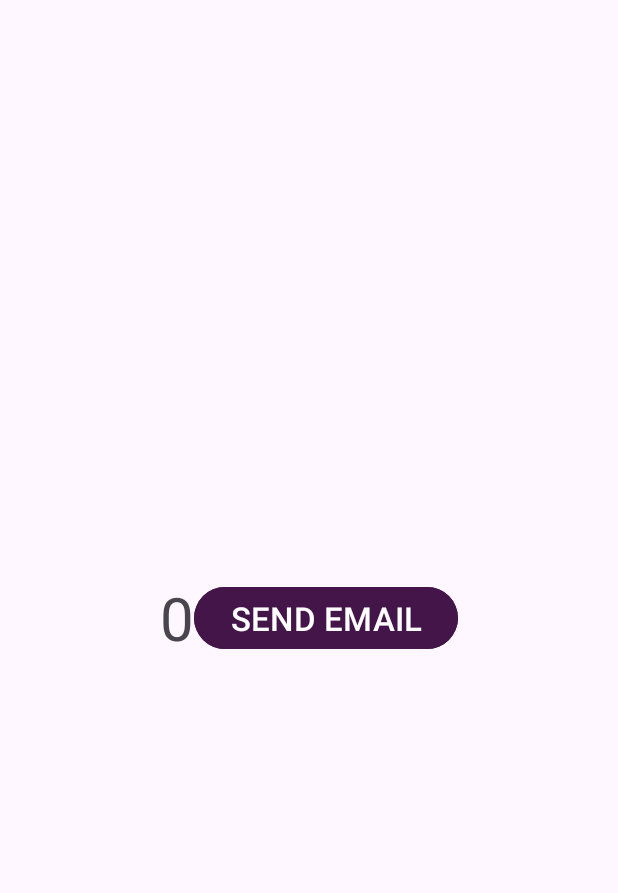
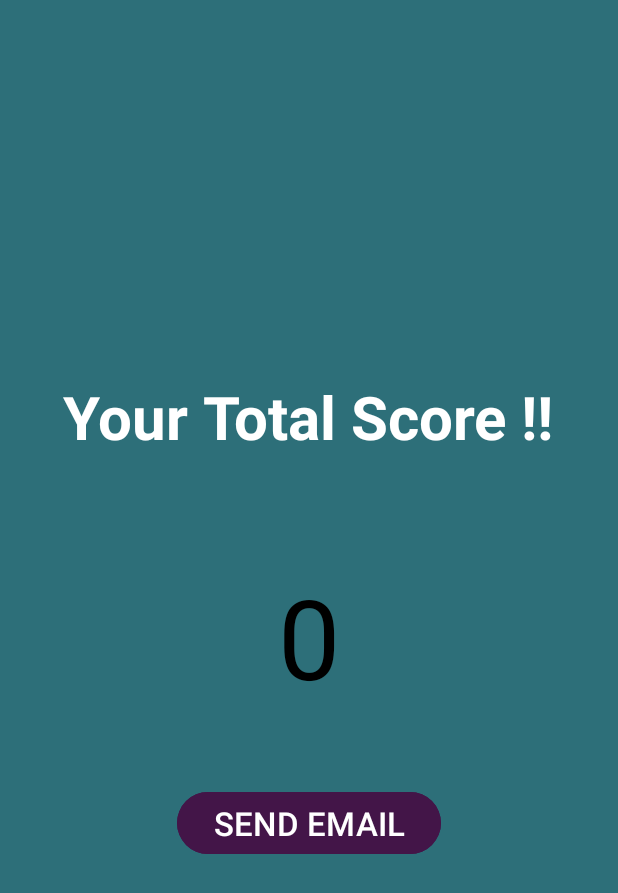
Before and after one commit to Anna24-bit/BookQuiz, an Android app: the ScoreActivity screen opened directly, with no data from a screen before it, after a tap on "SEND EMAIL", on a phone screen of 412 x 824 dp. Shown: the top 893 px of the screen. Run offline under Robolectric (Android 15) with nearby library versions, the phone set to English and light mode, and no system bars.

Commit message:
added chnages

```diff
--- a/app/src/main/java/org/baltimorecityschools/bookquizappal/ScoreActivity.java
+++ b/app/src/main/java/org/baltimorecityschools/bookquizappal/ScoreActivity.java
@@ -37,9 +37,9 @@ public class ScoreActivity extends AppCompatActivity {
         sendScoreBTN.setOnClickListener(new View.OnClickListener() {
             @Override
             public void onClick(View view) {
-                String[] addresses = new String[] {"annael.green@gmail.com"};
-                String subject = "New score on the BookQuiz app";
-                String body="you got a score of " + score + " on BookQuiz app.";
+                String[] addresses = new String[] {getString(R.string.stringaddress)};
+                String subject = getString(R.string.nscore);
+                String body=getString(R.string.screof) + score + getString(R.string.onapp);
                 composeEmail(addresses, subject,body);
             }
         });
--- a/app/src/main/res/layout/activity_score.xml
+++ b/app/src/main/res/layout/activity_score.xml
@@ -4,18 +4,40 @@
 
     android:layout_height="match_parent"
     android:gravity="center"
-    android:orientation="horizontal"
+    android:orientation="vertical"
+    android:background="@color/turk"
     xmlns:android="http://schemas.android.com/apk/res/android" >
+
+
+    <TextView
+        android:layout_width="wrap_content"
+        android:layout_height="wrap_content"
+        android:text="Your Total Score !!"
+        android:textAlignment="center"
+        android:textSize="40dp"
+        android:textColor="@color/white"
+        android:textStyle="bold"
+        android:layout_marginBottom="70dp"
+
+
+
+
+        />
 
     <TextView
         android:layout_width="wrap_content"
         android:layout_height="wrap_content"
         android:text="0"
         android:textAlignment="center"
-        android:textSize="40dp"
+        android:textSize="74dp"
         android:id="@+id/txtv"
+        android:textColor="@color/black"
+
+
 
 />
+
+
 
     <Button
 
@@ -25,6 +47,10 @@
         android:id="@+id/ebtn"
         android:textSize="22sp"
         android:backgroundTint="@color/digo"
+        android:layout_marginTop="50dp"
+
+
+
         />
 
 
--- a/app/src/main/res/values/colours.xml
+++ b/app/src/main/res/values/colours.xml
@@ -4,6 +4,7 @@
     <color name="turk">#2d6f79</color>
     <color name="yel">#ae9f4d</color>
     <color name="digo">#431548</color>
+    <color name="white">#ffffff</color>
 
 
 </resources>
```
Also changed, not shown: app/src/main/java/org/baltimorecityschools/bookquizappal/MainActivity.java (+15 -15 lines), app/src/main/res/values/strings.xml (+19 -1 lines).
